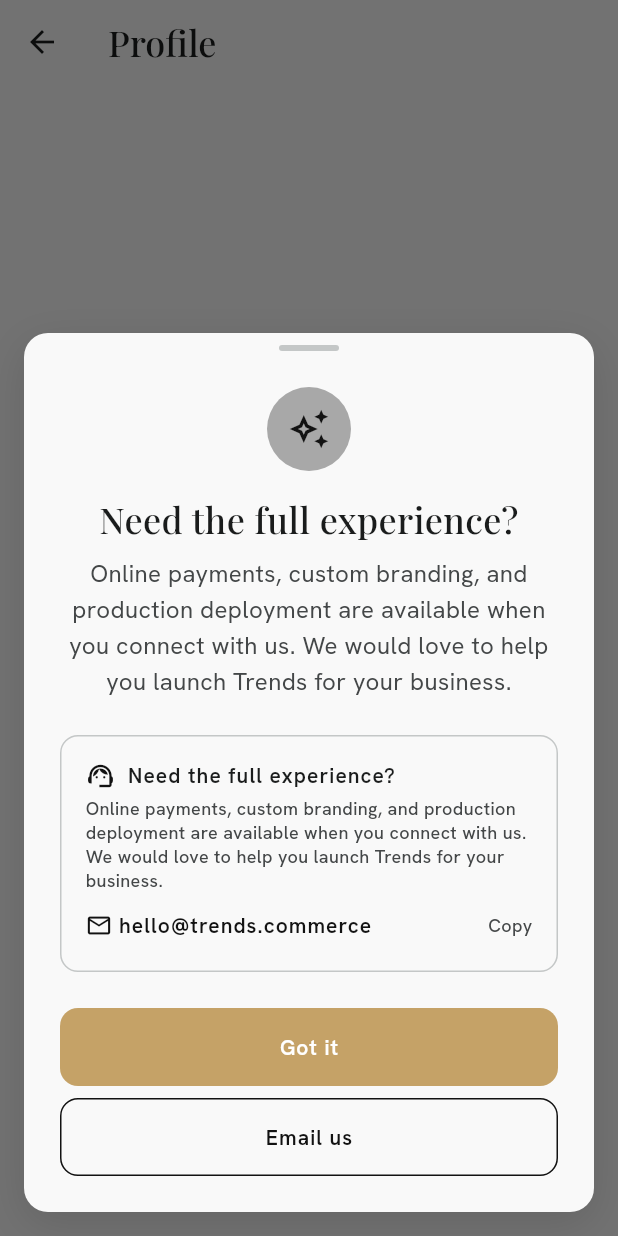
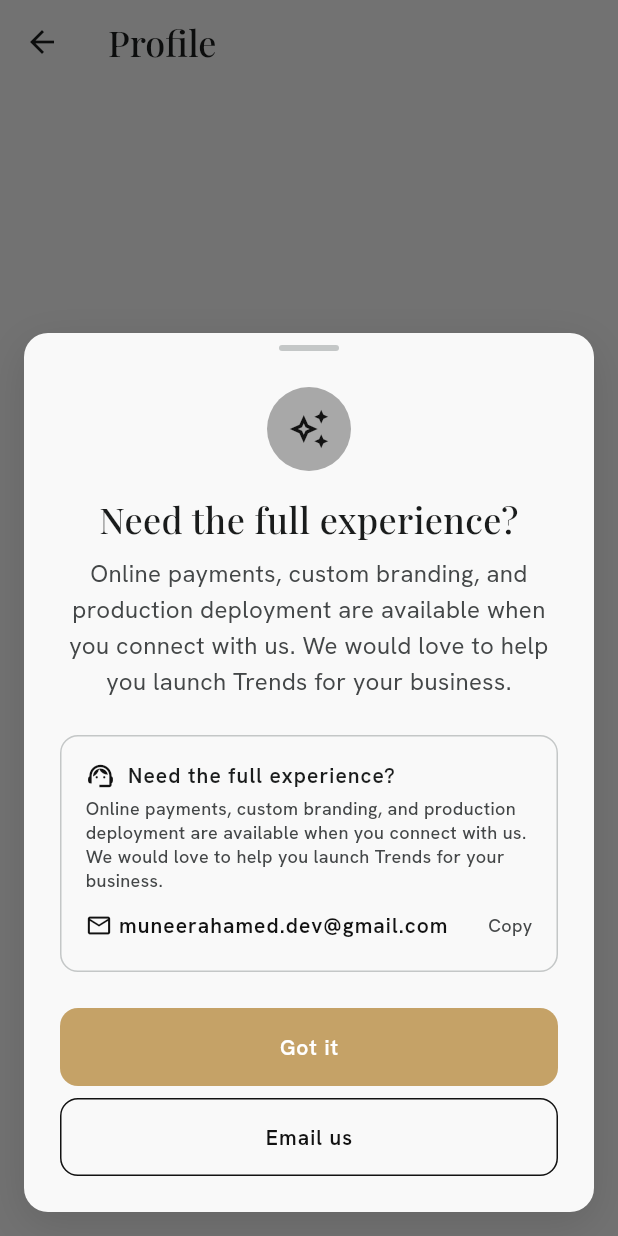
Before and after one commit to MuneerAhamed01/E-Commerce, a Flutter app: the ProfileView screen opened directly, after a tap on "Production & integrations", on a phone screen of 412 x 824 dp. Run offline on Flutter 3.47's test engine with Material 3 defaults, Android fonts, the phone set to English and light mode, and no system bars; our stand-ins replace bloc, cached_network_image, cloud_firestore, equatable, firebase_analytics, firebase_auth and 9 more; accounts and stored records are empty; network calls fail.

Commit message:
Update support email in TrendsSupportConfig for user error feedback.

```diff
--- a/lib/core/errors/trends_support_config.dart
+++ b/lib/core/errors/trends_support_config.dart
@@ -1,6 +1,6 @@
 /// Contact details shown when users hit errors or mock / preview features.
 abstract final class TrendsSupportConfig {
-  static const supportEmail = 'hello@trends.commerce';
+  static const supportEmail = 'muneerahamed.dev@gmail.com';
 
   static const supportHeadline = 'Need the full experience?';
 
```
